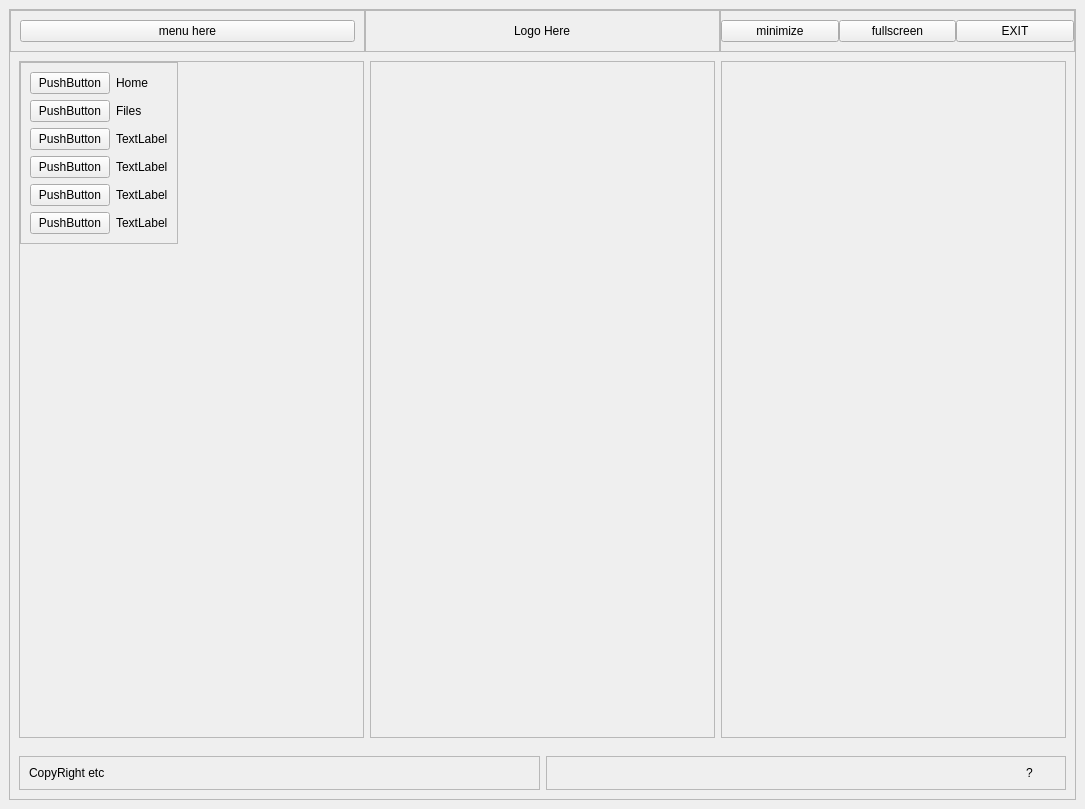
Old version of the form mainwindow.ui in the repository NSGeophysics/GPRPy.
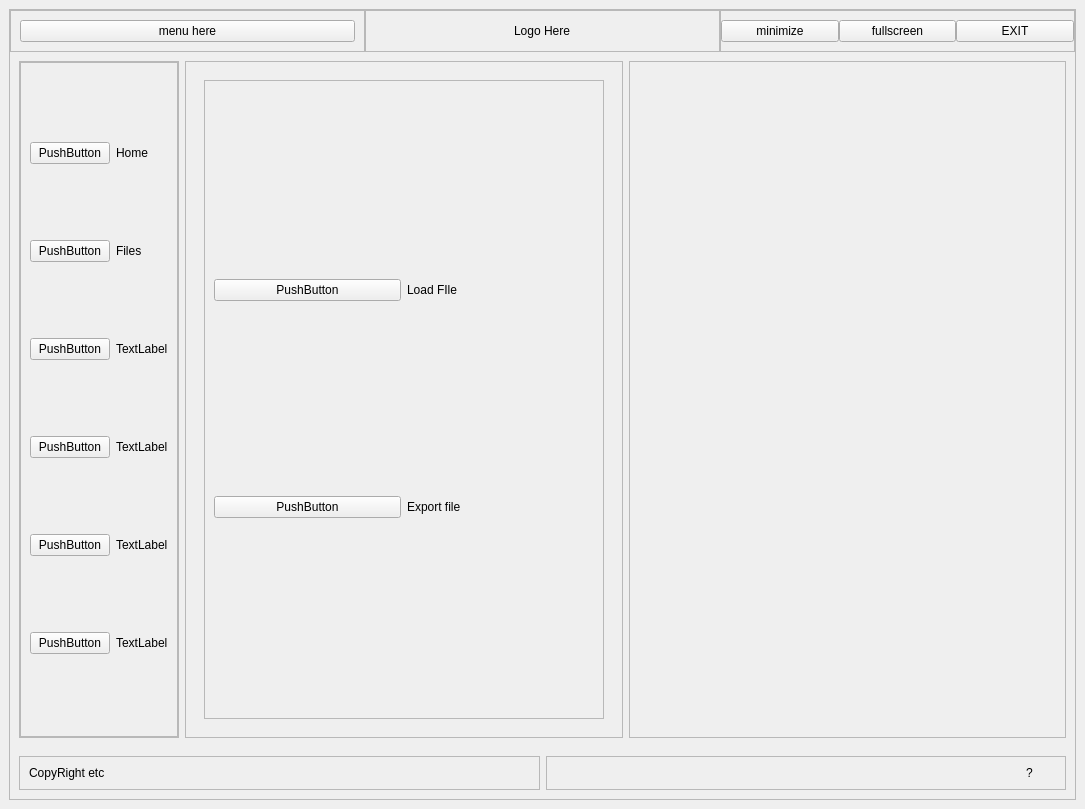
New version of the form.

Commit message: added some more funcitonality to ui. home page menu button and file button show different screens in mian window now

```diff
--- a/mainwindow.ui
+++ b/mainwindow.ui
@@ -176,7 +176,7 @@
           <item>
            <widget class="QFrame" name="mainMenu">
             <property name="sizePolicy">
-             <sizepolicy hsizetype="Preferred" vsizetype="Expanding">
+             <sizepolicy hsizetype="Preferred" vsizetype="Preferred">
               <horstretch>0</horstretch>
               <verstretch>0</verstretch>
              </sizepolicy>
@@ -187,7 +187,7 @@
             <property name="frameShadow">
              <enum>QFrame::Raised</enum>
             </property>
-            <layout class="QHBoxLayout" name="horizontalLayout_8">
+            <layout class="QVBoxLayout" name="verticalLayout_6">
              <property name="spacing">
               <number>0</number>
              </property>
@@ -203,8 +203,14 @@
              <property name="bottomMargin">
               <number>0</number>
              </property>
-             <item alignment="Qt::AlignLeft|Qt::AlignTop">
+             <item>
               <widget class="QFrame" name="menuFrame">
+               <property name="sizePolicy">
+                <sizepolicy hsizetype="Preferred" vsizetype="Preferred">
+                 <horstretch>0</horstretch>
+                 <verstretch>0</verstretch>
+                </sizepolicy>
+               </property>
                <property name="frameShape">
                 <enum>QFrame::StyledPanel</enum>
                </property>
@@ -316,12 +322,83 @@
             <property name="frameShadow">
              <enum>QFrame::Raised</enum>
             </property>
+            <layout class="QVBoxLayout" name="verticalLayout_4">
+             <item>
+              <widget class="QStackedWidget" name="stackedWidget">
+               <widget class="QWidget" name="homepageWidget">
+                <layout class="QHBoxLayout" name="horizontalLayout_8">
+                 <item>
+                  <widget class="QFrame" name="menuFrame_2">
+                   <property name="sizePolicy">
+                    <sizepolicy hsizetype="Preferred" vsizetype="Preferred">
+                     <horstretch>0</horstretch>
+                     <verstretch>0</verstretch>
+                    </sizepolicy>
+                   </property>
+                   <property name="frameShape">
+                    <enum>QFrame::StyledPanel</enum>
+                   </property>
+                   <property name="frameShadow">
+                    <enum>QFrame::Raised</enum>
+                   </property>
+                   <layout class="QGridLayout" name="gridLayout_2">
+                    <item row="1" column="1">
+                     <widget class="QLabel" name="label_11">
+                      <property name="text">
+                       <string>Export file</string>
+                      </property>
+                     </widget>
+                    </item>
+                    <item row="1" column="0">
+                     <widget class="QPushButton" name="pushButton_9">
+                      <property name="text">
+                       <string>PushButton</string>
+                      </property>
+                     </widget>
+                    </item>
+                    <item row="0" column="1">
+                     <widget class="QLabel" name="label_10">
+                      <property name="text">
+                       <string>Load FIle</string>
+                      </property>
+                     </widget>
+                    </item>
+                    <item row="0" column="0">
+                     <widget class="QPushButton" name="pushButton_10">
+                      <property name="text">
+                       <string>PushButton</string>
+                      </property>
+                     </widget>
+                    </item>
+                   </layout>
+                  </widget>
+                 </item>
+                </layout>
+               </widget>
+               <widget class="QWidget" name="fileoperationspageWidget">
+                <widget class="QLabel" name="label_16">
+                 <property name="geometry">
+                  <rect>
+                   <x>160</x>
+                   <y>70</y>
+                   <width>141</width>
+                   <height>61</height>
+                  </rect>
+                 </property>
+                 <property name="text">
+                  <string>File Operations</string>
+                 </property>
+                </widget>
+               </widget>
+              </widget>
+             </item>
+            </layout>
            </widget>
           </item>
           <item>
            <widget class="QFrame" name="viewingWindow">
             <property name="sizePolicy">
-             <sizepolicy hsizetype="Preferred" vsizetype="Expanding">
+             <sizepolicy hsizetype="Preferred" vsizetype="Preferred">
               <horstretch>0</horstretch>
               <verstretch>0</verstretch>
              </sizepolicy>
@@ -332,6 +409,14 @@
             <property name="frameShadow">
              <enum>QFrame::Raised</enum>
             </property>
+            <layout class="QVBoxLayout" name="verticalLayout_5">
+             <item>
+              <widget class="QStackedWidget" name="stackedWidget_2">
+               <widget class="QWidget" name="page_3"/>
+               <widget class="QWidget" name="page_4"/>
+              </widget>
+             </item>
+            </layout>
            </widget>
           </item>
          </layout>
```
Left out of the diff: 4 changed lines with no effect on the pictures. The commit also changes 2 other files.
